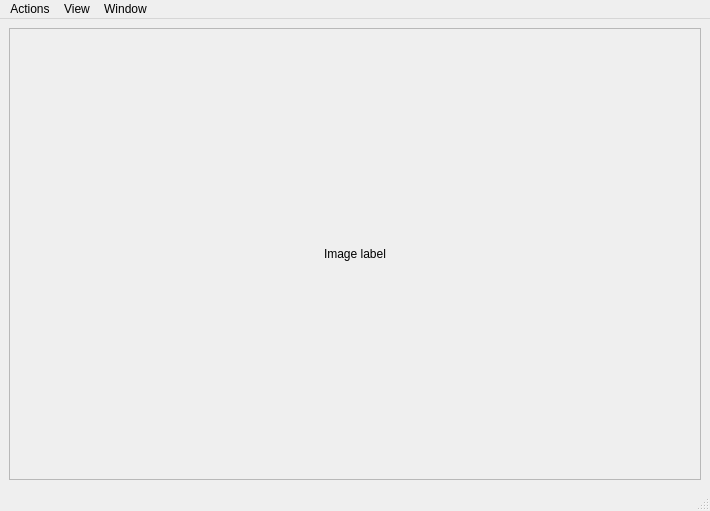
The window that src/gui/painter_window/painter_window.ui (cppd/math) describes before a commit, drawn with Qt 5.
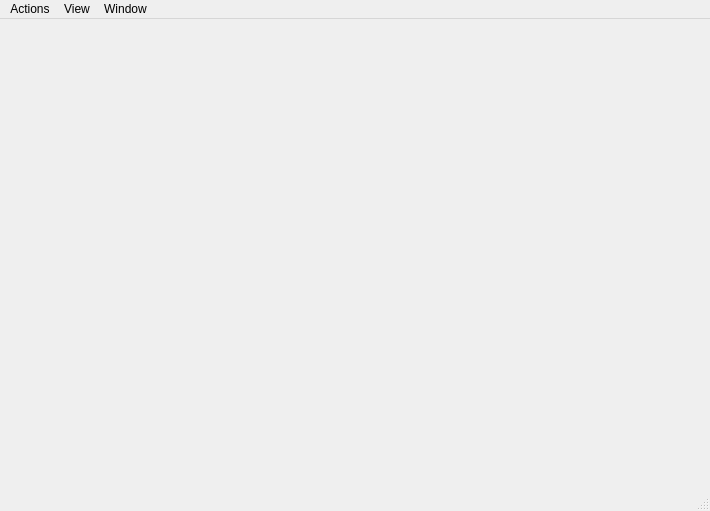
The same window after the commit.

Commit message: painter window image

```diff
--- a/src/gui/painter_window/painter_window.ui
+++ b/src/gui/painter_window/painter_window.ui
@@ -13,45 +13,7 @@
   <property name="windowTitle">
    <string>Window</string>
   </property>
-  <widget class="QWidget" name="main_widget">
-   <layout class="QVBoxLayout" name="verticalLayout">
-    <item>
-     <widget class="QScrollArea" name="scroll_area">
-      <property name="sizePolicy">
-       <sizepolicy hsizetype="Expanding" vsizetype="Expanding">
-        <horstretch>0</horstretch>
-        <verstretch>1</verstretch>
-       </sizepolicy>
-      </property>
-      <property name="widgetResizable">
-       <bool>true</bool>
-      </property>
-      <widget class="QWidget" name="scrollAreaWidgetContents">
-       <property name="geometry">
-        <rect>
-         <x>0</x>
-         <y>0</y>
-         <width>678</width>
-         <height>421</height>
-        </rect>
-       </property>
-       <layout class="QVBoxLayout" name="verticalLayout_2">
-        <item>
-         <widget class="QLabel" name="label_points">
-          <property name="text">
-           <string>Image label</string>
-          </property>
-          <property name="alignment">
-           <set>Qt::AlignCenter</set>
-          </property>
-         </widget>
-        </item>
-       </layout>
-      </widget>
-     </widget>
-    </item>
-   </layout>
-  </widget>
+  <widget class="QWidget" name="main_widget"/>
   <widget class="QMenuBar" name="menu_bar">
    <property name="geometry">
     <rect>
```
The commit also changes 5 other files.
